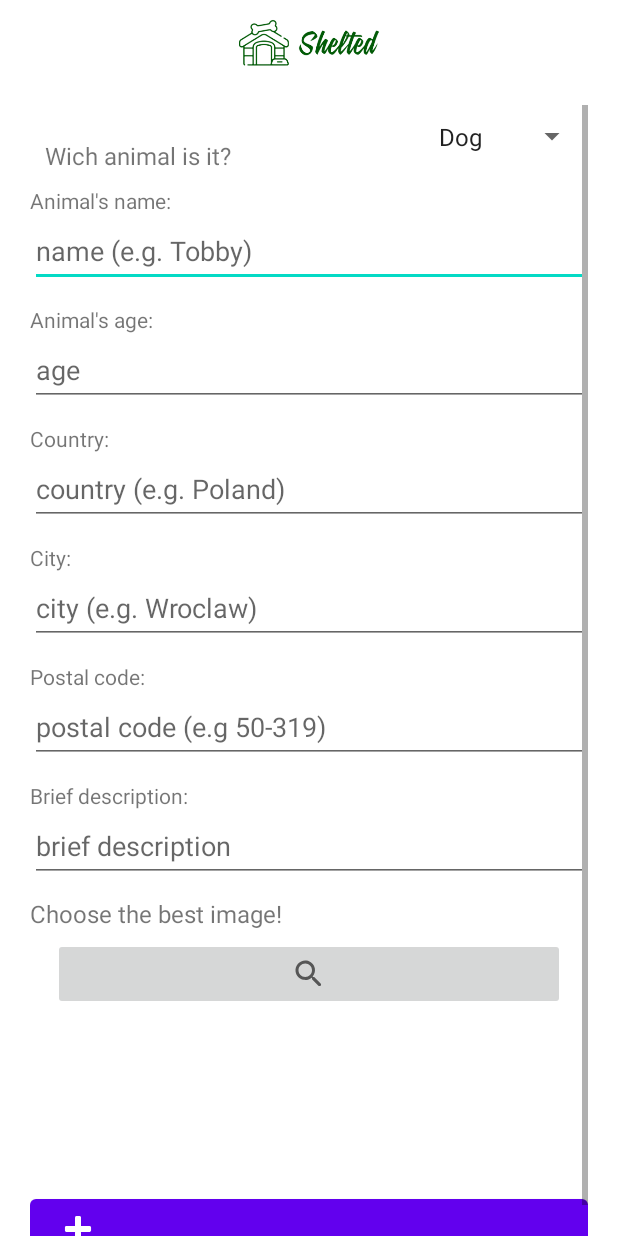
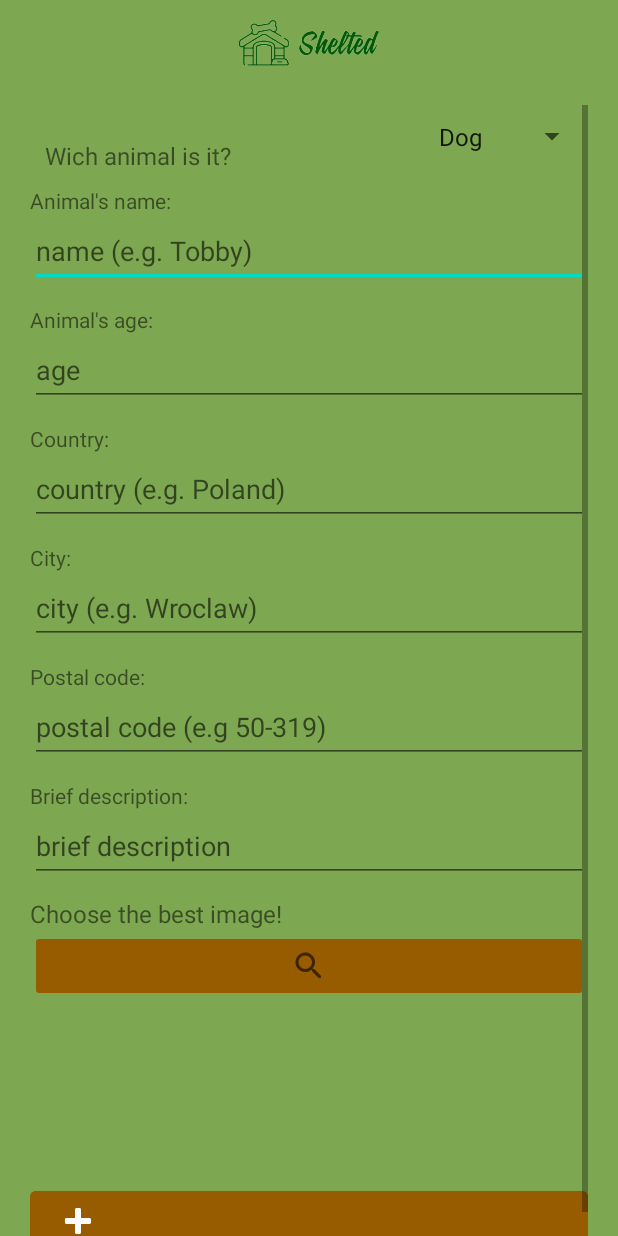
Before and after one commit to AlbertoHdezLado/Shelted, an Android app: the PublishActivity screen opened directly, with no data from a screen before it, on a phone screen of 412 x 824 dp. Run offline under Robolectric (Android 15) with nearby library versions, the phone set to English and light mode, and no system bars; our stand-ins replace Firebase (no records; nobody signed in at launch, a user with empty details on screens opened directly); pictures from the network do not load.

Commit message:
Sevilla tiene un color especial

```diff
--- a/app/src/main/java/com/example/android/shelted/Activities/PublishActivity.kt
+++ b/app/src/main/java/com/example/android/shelted/Activities/PublishActivity.kt
@@ -81,7 +81,7 @@ class PublishActivity : AppCompatActivity() {
                         pd.dismiss()
                         Toast.makeText(
                             applicationContext,
-                            "Imagen subida con éxito",
+                            "Image uploaded successfully",
                             Toast.LENGTH_LONG
                         ).show()
                     }
--- a/app/src/main/java/com/example/android/shelted/Fragments/LoginFragment.kt
+++ b/app/src/main/java/com/example/android/shelted/Fragments/LoginFragment.kt
@@ -16,6 +16,7 @@ import android.text.TextUtils
 import android.widget.EditText
 import com.google.firebase.auth.FirebaseAuth
 import android.content.Intent
+import android.util.Log
 import com.example.android.shelted.Activities.LoggedActivity
 
 import com.example.android.shelted.Activities.MainActivity
@@ -49,7 +50,8 @@ class LoginFragment : Fragment() {
             } else {
                 auth.signInWithEmailAndPassword(txt_email, txt_password).addOnCompleteListener { task ->
                     if (task.isSuccessful) {
-                        Toast.makeText(activity, "Successful login!", Toast.LENGTH_SHORT).show()
+                        Toast.makeText(activity, "Logged-in successful!", Toast.LENGTH_SHORT).show()
+                        val user = auth.currentUser
                         startActivity(Intent(activity, LoggedActivity::class.java))
                     } else {
                         Toast.makeText(activity,
--- a/app/src/main/java/com/example/android/shelted/Fragments/RegisterFragment.kt
+++ b/app/src/main/java/com/example/android/shelted/Fragments/RegisterFragment.kt
@@ -82,12 +82,13 @@ class RegisterFragment : Fragment() {
         auth.createUserWithEmailAndPassword(emailText, passwordText).addOnCompleteListener { task ->
             if (task.isSuccessful) {
                 Toast.makeText(activity, "Successful login!", Toast.LENGTH_SHORT).show()
+                val user = com.example.android.shelted.Fragments.auth.currentUser
 
                 //Save user data in firebase
-                val user = User(emailText, passwordText, nameText, dateText, shelter.isChecked)
+                val userBD = User(emailText, passwordText, nameText, dateText, shelter.isChecked)
                 val rootRef = FirebaseFirestore.getInstance()
                 val usersRef = rootRef.collection("users")
-                usersRef.document(emailText).set(user)
+                usersRef.document(emailText).set(userBD)
 
                 //Change fragment to login
                 val context = activity as AppCompatActivity
--- a/app/src/main/res/layout/activity_logged.xml
+++ b/app/src/main/res/layout/activity_logged.xml
@@ -5,7 +5,9 @@
     xmlns:app="http://schemas.android.com/apk/res-auto"
     xmlns:tools="http://schemas.android.com/tools"
     android:layout_width="match_parent"
-    android:layout_height="match_parent">
+    android:layout_height="match_parent"
+    android:backgroundTint="@color/fondoScreen"
+    android:background="@color/fondoScreen">
 
     <androidx.fragment.app.FragmentContainerView
         android:id="@+id/logged_activity"
@@ -40,7 +42,7 @@
         android:layout_height="wrap_content"
         android:src="@android:drawable/ic_input_add"
         app:layout_anchor="@id/bottom_appbar"
-        app:backgroundTint="#106b21"/>
+        app:backgroundTint="@color/botones"/>
 
 
 
--- a/app/src/main/res/layout/activity_main.xml
+++ b/app/src/main/res/layout/activity_main.xml
@@ -4,7 +4,8 @@
     xmlns:app="http://schemas.android.com/apk/res-auto"
     xmlns:tools="http://schemas.android.com/tools"
     android:layout_width="match_parent"
-    android:layout_height="match_parent">
+    android:layout_height="match_parent"
+    android:background="@color/fondoScreen">
 
     <androidx.fragment.app.FragmentContainerView
         android:id="@+id/main_activity"
--- a/app/src/main/res/layout/activity_publish.xml
+++ b/app/src/main/res/layout/activity_publish.xml
@@ -4,7 +4,8 @@
     xmlns:tools="http://schemas.android.com/tools"
     android:layout_width="match_parent"
     android:layout_height="match_parent"
-    tools:context=".Activities.PublishActivity">
+    tools:context=".Activities.PublishActivity"
+    android:background="@color/fondoScreen">
 
     <ImageView
         android:id="@+id/imageView5"
@@ -185,14 +186,12 @@
             <ImageButton
                 android:id="@+id/seleccionarImg"
                 android:layout_width="match_parent"
-                android:layout_height="wrap_content"
-                android:layout_marginStart="15dp"
-                android:layout_marginTop="5dp"
-                android:layout_marginEnd="15dp"
+                android:layout_height="match_parent"
+                android:layout_marginTop="0dp"
+                android:backgroundTint="@color/botones"
                 android:minHeight="48dp"
                 app:srcCompat="@drawable/ic_search"
-                tools:ignore="SpeakableTextPresentCheck"
-                android:contentDescription="TODO" />
+                tools:ignore="SpeakableTextPresentCheck" />
 
             <ImageView
                 android:id="@+id/fotoAnimal"
@@ -205,7 +204,8 @@
                 android:layout_width="match_parent"
                 android:layout_height="match_parent"
                 app:icon="@android:drawable/ic_input_add"
-                tools:ignore="SpeakableTextPresentCheck" />
+                tools:ignore="SpeakableTextPresentCheck"
+                android:backgroundTint="@color/botones"/>
 
         </LinearLayout>
     </ScrollView>
--- a/app/src/main/res/layout/fragment_login.xml
+++ b/app/src/main/res/layout/fragment_login.xml
@@ -5,7 +5,6 @@
     xmlns:tools="http://schemas.android.com/tools"
     android:layout_width="match_parent"
     android:layout_height="match_parent"
-
     tools:ignore="ExtraText">
 
     <ImageView
@@ -23,7 +22,7 @@
         android:layout_width="120dp"
         android:layout_height="40dp"
         android:layout_marginTop="70dp"
-        android:background="@color/main"
+        android:backgroundTint="@color/botones"
         android:text="@string/log_in"
         app:layout_constraintBottom_toBottomOf="parent"
         app:layout_constraintEnd_toEndOf="parent"
--- a/app/src/main/res/layout/fragment_register.xml
+++ b/app/src/main/res/layout/fragment_register.xml
@@ -131,6 +131,7 @@
         android:layout_width="120dp"
         android:layout_height="50dp"
         android:text="Register"
+        android:backgroundTint="@color/botones"
         app:layout_constraintBottom_toBottomOf="parent"
         app:layout_constraintEnd_toEndOf="parent"
         app:layout_constraintHorizontal_bias="0.497"
--- a/app/src/main/res/values/colors.xml
+++ b/app/src/main/res/values/colors.xml
@@ -8,4 +8,7 @@
     <color name="black">#FF000000</color>
     <color name="white">#FFFFFFFF</color>
     <color name="main">#19a433 </color>
+    <color name="fondoScreen">#DA679933</color>
+    <color name="save">#AB2D5735</color>
+    <color name="botones">#975B00</color>
 </resources>
--- a/build.gradle
+++ b/build.gradle
@@ -5,7 +5,7 @@ buildscript {
         mavenCentral()
     }
     dependencies {
-        classpath "com.android.tools.build:gradle:7.0.3"
+        classpath 'com.android.tools.build:gradle:7.1.3'
         classpath "org.jetbrains.kotlin:kotlin-gradle-plugin:1.6.10"
         classpath 'com.google.gms:google-services:4.3.10'  // Google Services plugin
 
```
Also changed, not shown: gradle/wrapper/gradle-wrapper.properties.
